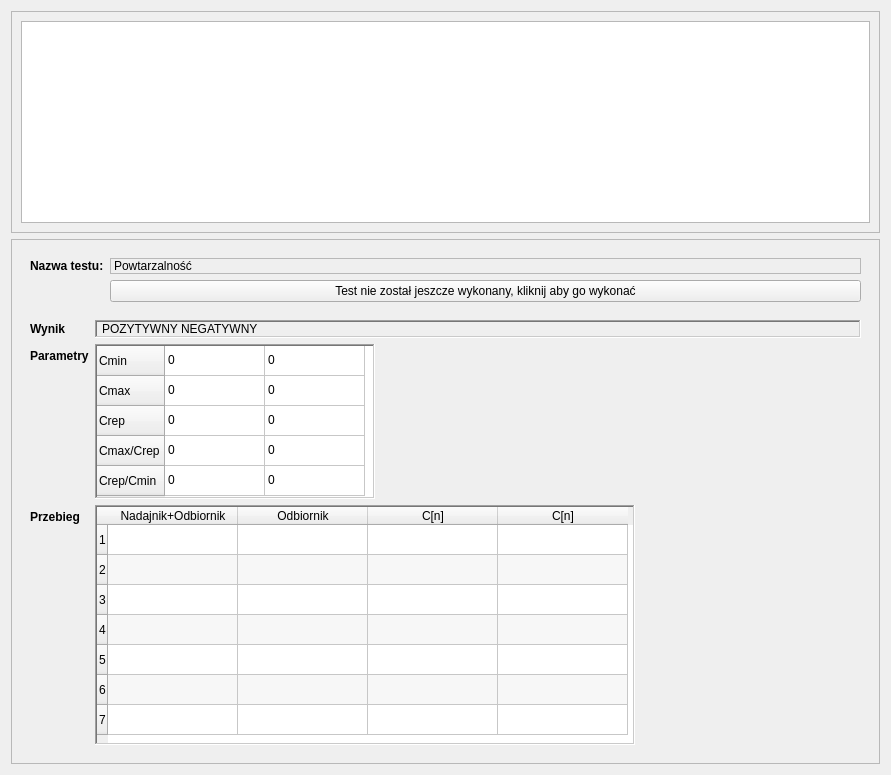
Old version of the form CzujkiLinioweApp/listabadan.ui in the repository wiacekmarcin/CzujkiLiniowe.
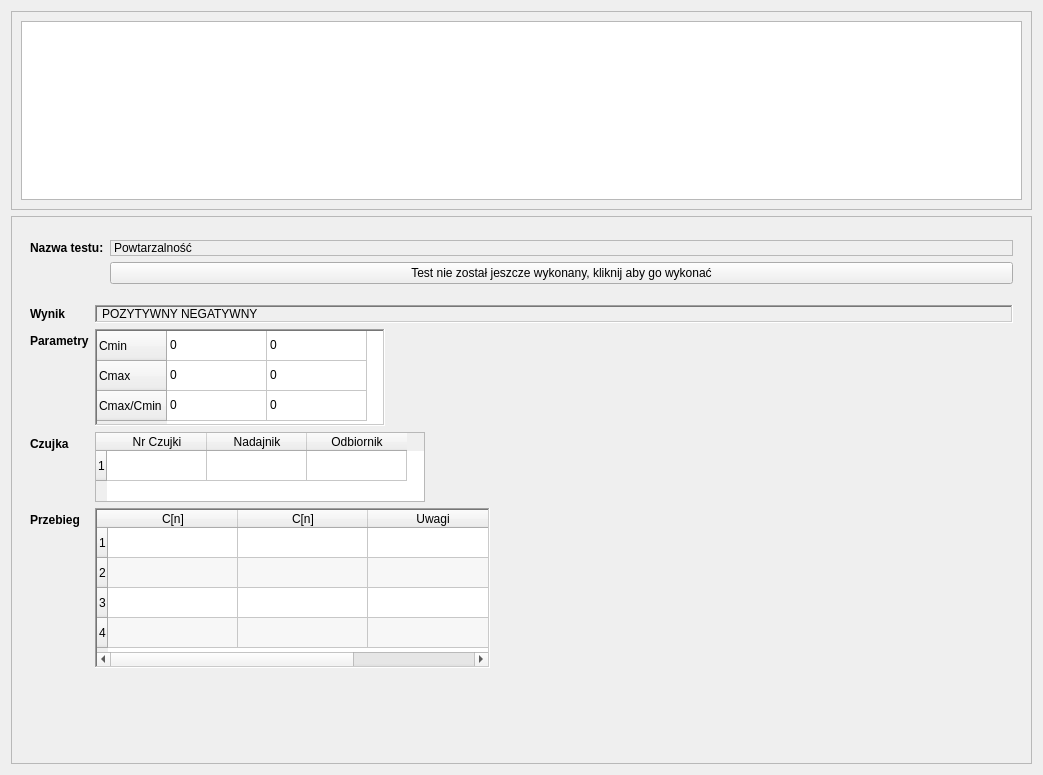
New version of the form. The open tabs and pages were chosen to show the change.

What changed in the file:
```diff
--- a/CzujkiLinioweApp/listabadan.ui
+++ b/CzujkiLinioweApp/listabadan.ui
@@ -6,7 +6,7 @@
    <rect>
     <x>0</x>
     <y>0</y>
-    <width>891</width>
+    <width>1043</width>
     <height>775</height>
    </rect>
   </property>
@@ -38,6 +38,9 @@
       <enum>QFrame::Raised</enum>
      </property>
      <layout class="QVBoxLayout" name="verticalLayout_2">
+      <property name="sizeConstraint">
+       <enum>QLayout::SetNoConstraint</enum>
+      </property>
       <item>
        <widget class="QStackedWidget" name="stackedWidget">
         <property name="currentIndex">
@@ -51,6 +54,9 @@
           <property name="spacing">
            <number>0</number>
           </property>
+          <property name="sizeConstraint">
+           <enum>QLayout::SetNoConstraint</enum>
+          </property>
           <property name="leftMargin">
            <number>0</number>
           </property>
@@ -65,7 +71,22 @@
           </property>
           <item>
            <widget class="QWidget" name="odtwarzalnoscWidget" native="true">
+            <property name="minimumSize">
+             <size>
+              <width>0</width>
+              <height>70</height>
+             </size>
+            </property>
+            <property name="maximumSize">
+             <size>
+              <width>16777215</width>
+              <height>70</height>
+             </size>
+            </property>
             <layout class="QFormLayout" name="formLayout_3">
+             <property name="labelAlignment">
+              <set>Qt::AlignLeading|Qt::AlignLeft|Qt::AlignTop</set>
+             </property>
              <item row="0" column="0">
               <widget class="QLabel" name="eOdtwarzalonoscnazwaTestu">
                <property name="font">
@@ -288,13 +309,13 @@
               <widget class="QTableWidget" name="odtwarzalnoscTablePrzebieg">
                <property name="minimumSize">
                 <size>
-                 <width>741</width>
-                 <height>236</height>
+                 <width>900</width>
+                 <height>255</height>
                 </size>
                </property>
                <property name="maximumSize">
                 <size>
-                 <width>100</width>
+                 <width>900</width>
                  <height>240</height>
                 </size>
                </property>
@@ -414,6 +435,11 @@
                  <string>C[n]</string>
                 </property>
                </column>
+               <column>
+                <property name="text">
+                 <string>Uwagi</string>
+                </property>
+               </column>
               </widget>
              </item>
             </layout>
@@ -443,7 +469,28 @@
           </property>
           <item>
            <widget class="QWidget" name="powtarzalnoscWidget" native="true">
+            <property name="sizePolicy">
+             <sizepolicy hsizetype="Preferred" vsizetype="Minimum">
+              <horstretch>0</horstretch>
+              <verstretch>0</verstretch>
+             </sizepolicy>
+            </property>
+            <property name="minimumSize">
+             <size>
+              <width>0</width>
+              <height>70</height>
+             </size>
+            </property>
+            <property name="maximumSize">
+             <size>
+              <width>16777215</width>
+              <height>60</height>
+             </size>
+            </property>
             <layout class="QFormLayout" name="formLayout_4">
+             <property name="labelAlignment">
+              <set>Qt::AlignLeading|Qt::AlignLeft|Qt::AlignTop</set>
+             </property>
              <item row="0" column="0">
               <widget class="QLabel" name="ePowtarzalnoscnazwaTestu">
                <property name="font">
@@ -458,6 +505,12 @@
              </item>
              <item row="0" column="1">
               <widget class="QLabel" name="powtarzalnoscNazwaTestu">
+               <property name="maximumSize">
+                <size>
+                 <width>16777215</width>
+                 <height>35</height>
+                </size>
+               </property>
                <property name="frameShape">
                 <enum>QFrame::StyledPanel</enum>
                </property>
@@ -532,8 +585,8 @@
                </property>
                <property name="maximumSize">
                 <size>
-                 <width>280</width>
-                 <height>155</height>
+                 <width>290</width>
+                 <height>97</height>
                 </size>
                </property>
                <property name="frameShape">
@@ -575,17 +628,7 @@
                </row>
                <row>
                 <property name="text">
-                 <string>Crep</string>
-                </property>
-               </row>
-               <row>
-                <property name="text">
-                 <string>Cmax/Crep</string>
-                </property>
-               </row>
-               <row>
-                <property name="text">
-                 <string>Crep/Cmin</string>
+                 <string>Cmax/Cmin</string>
                 </property>
                </row>
                <column>
@@ -628,29 +671,9 @@
                  <string>0</string>
                 </property>
                </item>
-               <item row="3" column="0">
-                <property name="text">
-                 <string>0</string>
-                </property>
-               </item>
-               <item row="3" column="1">
-                <property name="text">
-                 <string>0</string>
-                </property>
-               </item>
-               <item row="4" column="0">
-                <property name="text">
-                 <string>0</string>
-                </property>
-               </item>
-               <item row="4" column="1">
-                <property name="text">
-                 <string>0</string>
-                </property>
-               </item>
               </widget>
              </item>
-             <item row="2" column="0">
+             <item row="3" column="0">
               <widget class="QLabel" name="etPowtarzalnoscPrzebieg">
                <property name="font">
                 <font>
@@ -662,18 +685,18 @@
                </property>
               </widget>
              </item>
-             <item row="2" column="1">
+             <item row="3" column="1">
               <widget class="QTableWidget" name="powtarzalnoscTablePrzebieg">
                <property name="minimumSize">
                 <size>
-                 <width>540</width>
-                 <height>236</height>
+                 <width>395</width>
+                 <height>160</height>
                 </size>
                </property>
                <property name="maximumSize">
                 <size>
-                 <width>540</width>
-                 <height>240</height>
+                 <width>395</width>
+                 <height>160</height>
                 </size>
                </property>
                <property name="frameShape">
@@ -747,24 +770,75 @@
                  <string>4</string>
                 </property>
                </row>
-               <row>
+               <column>
                 <property name="text">
-                 <string>5</string>
+                 <string>C[n]</string>
                 </property>
-               </row>
-               <row>
+               </column>
+               <column>
                 <property name="text">
-                 <string>6</string>
+                 <string>C[n]</string>
                 </property>
-               </row>
+               </column>
+               <column>
+                <property name="text">
+                 <string>Uwagi</string>
+                </property>
+               </column>
+              </widget>
+             </item>
+             <item row="4" column="1">
+              <spacer name="verticalSpacer_2">
+               <property name="orientation">
+                <enum>Qt::Vertical</enum>
+               </property>
+               <property name="sizeHint" stdset="0">
+                <size>
+                 <width>20</width>
+                 <height>40</height>
+                </size>
+               </property>
+              </spacer>
+             </item>
+             <item row="2" column="0">
+              <widget class="QLabel" name="ePowtarzalnoscCzujka">
+               <property name="font">
+                <font>
+                 <bold>true</bold>
+                </font>
+               </property>
+               <property name="text">
+                <string>Czujka</string>
+               </property>
+              </widget>
+             </item>
+             <item row="2" column="1">
+              <widget class="QTableWidget" name="powarzalnosctableCzujka">
+               <property name="minimumSize">
+                <size>
+                 <width>309</width>
+                 <height>70</height>
+                </size>
+               </property>
+               <property name="maximumSize">
+                <size>
+                 <width>330</width>
+                 <height>70</height>
+                </size>
+               </property>
                <row>
                 <property name="text">
-                 <string>7</string>
+                 <string>1</string>
                 </property>
                </row>
                <column>
                 <property name="text">
-                 <string>Nadajnik+Odbiornik</string>
+                 <string>Nr Czujki</string>
+                </property>
+               </column>
+               <column>
+                <property name="text">
+                 <string>Nadajnik</string>
                 </property>
                </column>
                <column>
@@ -772,16 +846,6 @@
                  <string>Odbiornik</string>
                 </property>
                </column>
-               <column>
-                <property name="text">
-                 <string>C[n]</string>
-                </property>
-               </column>
-               <column>
-                <property name="text">
-                 <string>C[n]</string>
-                </property>
-               </column>
               </widget>
              </item>
             </layout>
```
